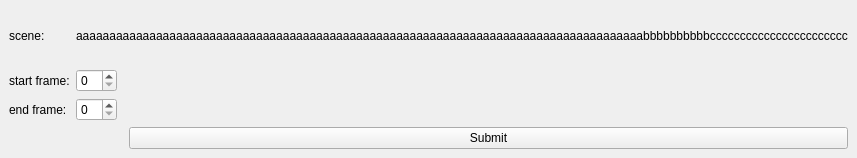
CogswellProjectHydra/githubHydraRepo, file submitter.ui: the form before one commit.
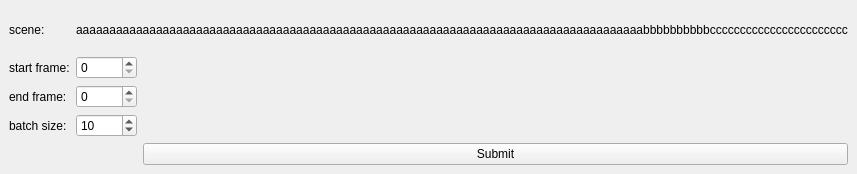
The form after the commit.

Commit message: running submitter from maya

Diff of the .ui file:
```diff
--- a/submitter.ui
+++ b/submitter.ui
@@ -7,7 +7,7 @@
     <x>0</x>
     <y>0</y>
     <width>794</width>
-    <height>158</height>
+    <height>174</height>
    </rect>
   </property>
   <property name="windowTitle">
@@ -15,52 +15,6 @@
   </property>
   <widget class="QWidget" name="centralwidget">
    <layout class="QGridLayout" name="gridLayout">
-    <item row="2" column="3">
-     <spacer name="horizontalSpacer_2">
-      <property name="orientation">
-       <enum>Qt::Horizontal</enum>
-      </property>
-      <property name="sizeHint" stdset="0">
-       <size>
-        <width>655</width>
-        <height>20</height>
-       </size>
-      </property>
-     </spacer>
-    </item>
-    <item row="2" column="1">
-     <widget class="QSpinBox" name="endSpinBox"/>
-    </item>
-    <item row="1" column="3">
-     <spacer name="horizontalSpacer">
-      <property name="orientation">
-       <enum>Qt::Horizontal</enum>
-      </property>
-      <property name="sizeHint" stdset="0">
-       <size>
-        <width>655</width>
-        <height>20</height>
-       </size>
-      </property>
-     </spacer>
-    </item>
-    <item row="1" column="1">
-     <widget class="QSpinBox" name="startSpinBox"/>
-    </item>
-    <item row="1" column="0">
-     <widget class="QLabel" name="label_2">
-      <property name="text">
-       <string>start frame:</string>
-      </property>
-     </widget>
-    </item>
-    <item row="0" column="1" colspan="3">
-     <widget class="QLabel" name="sceneLabel">
-      <property name="text">
-       <string>aaaaaaaaaaaaaaaaaaaaaaaaaaaaaaaaaaaaaaaaaaaaaaaaaaaaaaaaaaaaaaaaaaaaaaaaaaaaaaaaaaaaabbbbbbbbbbccccccccccccccccccccccc</string>
-      </property>
-     </widget>
-    </item>
     <item row="0" column="0">
      <widget class="QLabel" name="label">
       <property name="text">
@@ -68,6 +22,40 @@
       </property>
      </widget>
     </item>
+    <item row="0" column="1" colspan="2">
+     <widget class="QLabel" name="sceneLabel">
+      <property name="text">
+       <string>aaaaaaaaaaaaaaaaaaaaaaaaaaaaaaaaaaaaaaaaaaaaaaaaaaaaaaaaaaaaaaaaaaaaaaaaaaaaaaaaaaaaabbbbbbbbbbccccccccccccccccccccccc</string>
+      </property>
+     </widget>
+    </item>
+    <item row="1" column="0">
+     <widget class="QLabel" name="label_2">
+      <property name="text">
+       <string>start frame:</string>
+      </property>
+     </widget>
+    </item>
+    <item row="1" column="1">
+     <widget class="QSpinBox" name="startSpinBox">
+      <property name="maximum">
+       <number>99999</number>
+      </property>
+     </widget>
+    </item>
+    <item row="1" column="2">
+     <spacer name="horizontalSpacer">
+      <property name="orientation">
+       <enum>Qt::Horizontal</enum>
+      </property>
+      <property name="sizeHint" stdset="0">
+       <size>
+        <width>652</width>
+        <height>20</height>
+       </size>
+      </property>
+     </spacer>
+    </item>
     <item row="2" column="0">
      <widget class="QLabel" name="label_3">
       <property name="text">
@@ -75,7 +63,57 @@
       </property>
      </widget>
     </item>
-    <item row="3" column="3">
+    <item row="2" column="1">
+     <widget class="QSpinBox" name="endSpinBox">
+      <property name="maximum">
+       <number>99999</number>
+      </property>
+     </widget>
+    </item>
+    <item row="2" column="2">
+     <spacer name="horizontalSpacer_2">
+      <property name="orientation">
+       <enum>Qt::Horizontal</enum>
+      </property>
+      <property name="sizeHint" stdset="0">
+       <size>
+        <width>652</width>
+        <height>20</height>
+       </size>
+      </property>
+     </spacer>
+    </item>
+    <item row="3" column="0">
+     <widget class="QLabel" name="label_4">
+      <property name="text">
+       <string>batch size:</string>
+      </property>
+     </widget>
+    </item>
+    <item row="3" column="1">
+     <widget class="QSpinBox" name="batchSizeSpinBox">
+      <property name="maximum">
+       <number>999</number>
+      </property>
+      <property name="value">
+       <number>10</number>
+      </property>
+     </widget>
+    </item>
+    <item row="3" column="2">
+     <spacer name="horizontalSpacer_3">
+      <property name="orientation">
+       <enum>Qt::Horizontal</enum>
+      </property>
+      <property name="sizeHint" stdset="0">
+       <size>
+        <width>652</width>
+        <height>20</height>
+       </size>
+      </property>
+     </spacer>
+    </item>
+    <item row="4" column="2">
      <widget class="QPushButton" name="submitButton">
       <property name="text">
        <string>Submit</string>
```
The commit also changes 3 other files.
